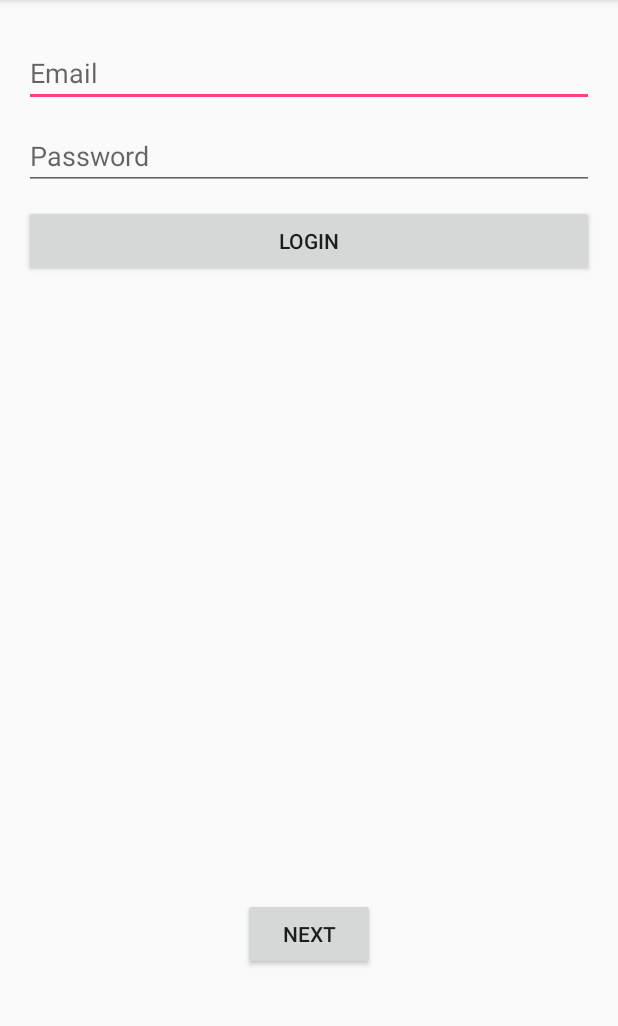
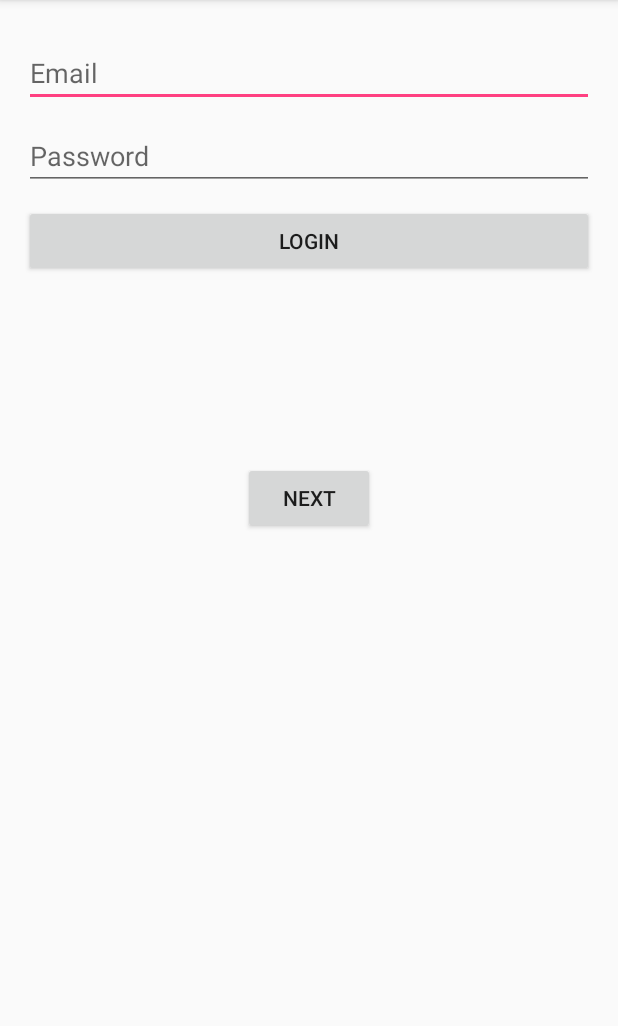
Before and after one commit to ArturoAguilarAlvarez/FineMyAndy, an Android app: the screen it shows after launch (LoginActivity), on a phone screen of 412 x 824 dp, the part 84-1110 px from its top. Run offline under Robolectric (Android 15) with nearby library versions, the phone set to English and light mode, and no system bars.

Commit message:
VersionLoginIntegrado

```diff
--- a/app/src/main/res/layout/activity_login.xml
+++ b/app/src/main/res/layout/activity_login.xml
@@ -9,15 +9,6 @@
     android:paddingRight="@dimen/activity_horizontal_margin"
     android:paddingTop="@dimen/activity_vertical_margin"
     tools:context="com.example.arturo.finemyandy.LoginActivity">
-
-    <Button
-        android:text="next"
-        android:layout_width="wrap_content"
-        android:layout_height="wrap_content"
-        android:id="@+id/btNextMain"
-        android:layout_alignParentBottom="true"
-        android:layout_centerHorizontal="true"
-        android:layout_marginBottom="105dp" />
 
     <EditText
         android:layout_width="match_parent"
@@ -49,4 +40,13 @@
         android:layout_below="@+id/password"
         android:layout_marginTop="10dp"
         android:onClick="checkLogin"/>
+
+    <Button
+        android:text="next"
+        android:layout_width="wrap_content"
+        android:layout_height="wrap_content"
+        android:id="@+id/btNextMain"
+        android:layout_below="@+id/button"
+        android:layout_centerHorizontal="true"
+        android:layout_marginTop="123dp" />
 </RelativeLayout>
```
